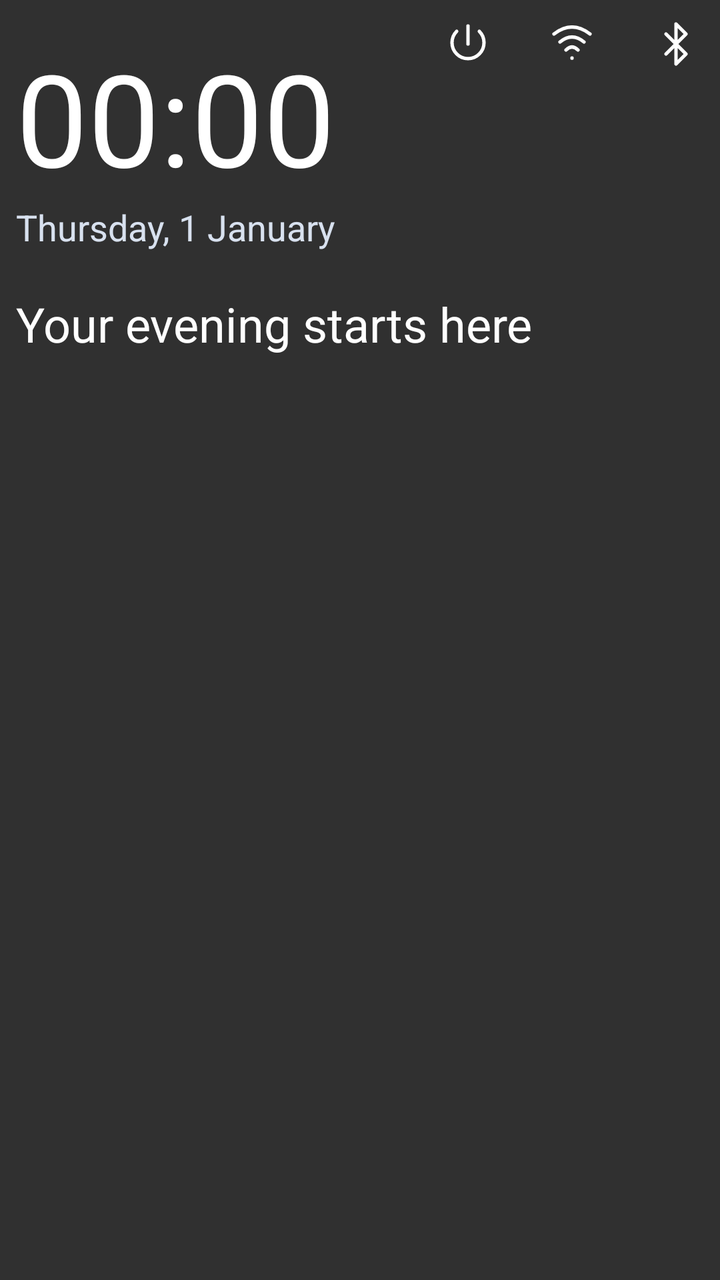
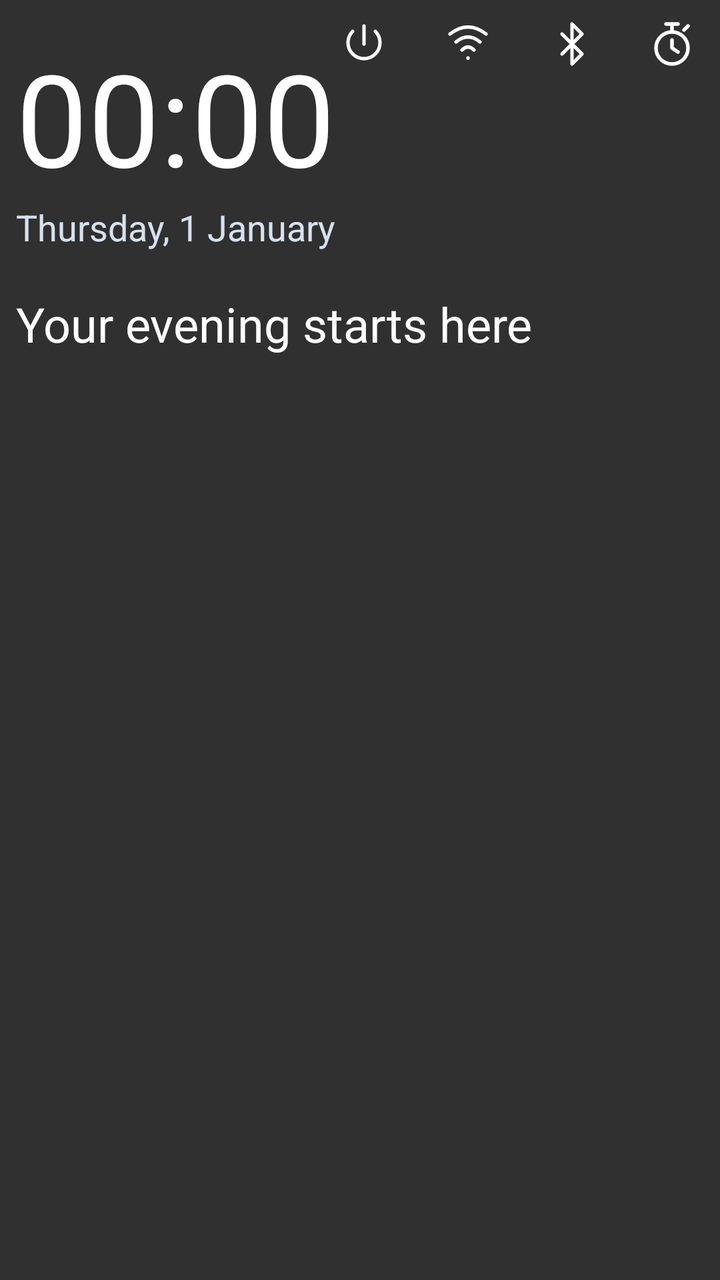

Screens rendered from an Android XML layout before and after an edit, with the pre-edit source and the edit as a unified diff.
<!-- AndroidManifest.xml: application theme android:Theme.Material.NoActionBar -->
<!-- res/layout/home_header.xml -->
<FrameLayout xmlns:android="http://schemas.android.com/apk/res/android" android:layout_width="match_parent" android:layout_height="wrap_content"><LinearLayout android:layout_width="match_parent" android:layout_height="wrap_content" android:orientation="vertical" android:paddingStart="@dimen/cd_content_inset" android:paddingTop="16dp" android:paddingBottom="32dp">
<TextClock android:id="@+id/home_time" android:layout_width="wrap_content" android:layout_height="wrap_content" android:format24Hour="HH:mm" android:format12Hour="HH:mm" android:textColor="#FFFFFF" android:textSize="64sp"/>
<TextClock android:id="@+id/home_date" android:layout_width="wrap_content" android:layout_height="wrap_content" android:format24Hour="EEEE, d MMMM" android:format12Hour="EEEE, d MMMM" android:textColor="#D8E1EF" android:textSize="18sp"/>
<TextView android:id="@+id/home_greeting" android:layout_width="wrap_content" android:layout_height="wrap_content" android:layout_marginTop="20dp" android:text="@string/greeting_evening" android:textColor="#FFFFFF" android:textSize="24sp"/>
</LinearLayout>
<LinearLayout android:layout_width="wrap_content" android:layout_height="44dp" android:layout_gravity="top|end" android:orientation="horizontal"><ImageButton android:id="@+id/home_sleep_timer" android:nextFocusLeft="@id/nav_home" android:nextFocusRight="@id/home_wifi" android:nextFocusUp="@id/home_sleep_timer" android:layout_width="44dp" android:layout_height="44dp" android:layout_marginEnd="8dp" android:padding="10dp" android:src="@drawable/ic_power" android:background="@drawable/nav_background" android:contentDescription="@string/sleep_now"/><ImageButton android:id="@+id/home_wifi" android:nextFocusUp="@id/home_wifi" android:nextFocusDown="@id/nav_home" android:nextFocusLeft="@id/home_sleep_timer" android:nextFocusRight="@id/home_bluetooth" android:layout_width="44dp" android:layout_height="44dp" android:padding="10dp" android:src="@drawable/ic_wifi" android:background="@drawable/nav_background" android:contentDescription="@string/wifi"/><ImageButton android:id="@+id/home_bluetooth" android:layout_width="44dp" android:layout_height="44dp" android:layout_marginStart="8dp" android:padding="10dp" android:src="@drawable/ic_bluetooth" android:background="@drawable/nav_background" android:contentDescription="@string/bluetooth" android:nextFocusLeft="@id/home_wifi" android:nextFocusRight="@id/home_bluetooth" android:nextFocusUp="@id/home_bluetooth"/></LinearLayout></FrameLayout>
<!-- resources referenced by this layout -->
<resources>
  <dimen name="cd_content_inset">8dp</dimen>
  <!-- drawable ic_bluetooth (drawable) -->
  <vector xmlns:android="http://schemas.android.com/apk/res/android" android:width="24dp" android:height="24dp" android:viewportWidth="24" android:viewportHeight="24"><path android:fillColor="@android:color/transparent" android:strokeColor="#FFFFFF" android:strokeWidth="1.7" android:strokeLineCap="round" android:strokeLineJoin="round" android:pathData="M7,7L17,17L12,22L12,2L17,7L7,17"/></vector>
  <!-- drawable ic_power (drawable) -->
  <vector xmlns:android="http://schemas.android.com/apk/res/android" android:width="24dp" android:height="24dp" android:viewportWidth="24" android:viewportHeight="24"><path android:fillColor="@android:color/transparent" android:strokeColor="#FFFFFF" android:strokeWidth="1.7" android:strokeLineCap="round" android:pathData="M12,3 L12,12 M6.35,5.65 A8,8 0,1 0,17.65 5.65"/></vector>
  <!-- drawable ic_wifi (drawable) -->
  <vector xmlns:android="http://schemas.android.com/apk/res/android" android:width="24dp" android:height="24dp" android:viewportWidth="24" android:viewportHeight="24"><path android:fillColor="@android:color/transparent" android:strokeColor="#FFFFFF" android:strokeWidth="1.7" android:strokeLineCap="round" android:strokeLineJoin="round" android:pathData="M3,7Q12,0 21,7 M6,11Q12,6 18,11 M9,15Q12,12 15,15 M12,19L12,19.1"/></vector>
  <!-- drawable nav_background (drawable) -->
  <selector xmlns:android="http://schemas.android.com/apk/res/android">
      <item android:state_focused="true"><shape><solid android:color="@color/cd_focus"/><stroke android:width="2dp" android:color="#C1DDFF"/><corners android:radius="14dp"/></shape></item>
      <item android:state_selected="true"><shape><solid android:color="#503E5E91"/><corners android:radius="14dp"/></shape></item>
      <item><shape><solid android:color="@android:color/transparent"/><corners android:radius="14dp"/></shape></item>
  </selector>
  <string name="bluetooth">Bluetooth</string>
  <string name="greeting_evening">"Your evening starts here"</string>
  <string name="sleep_now">Sleep now</string>
  <string name="wifi">"Network and Wi-Fi"</string>
  <color name="cd_focus">#3869B4</color>
</resources>

<!-- the commit's change to res/layout/home_header.xml (unified diff, before → after) -->
@@ -3,4 +3,9 @@
 <TextClock android:id="@+id/home_date" android:layout_width="wrap_content" android:layout_height="wrap_content" android:format24Hour="EEEE, d MMMM" android:format12Hour="EEEE, d MMMM" android:textColor="#D8E1EF" android:textSize="18sp"/>
 <TextView android:id="@+id/home_greeting" android:layout_width="wrap_content" android:layout_height="wrap_content" android:layout_marginTop="20dp" android:text="@string/greeting_evening" android:textColor="#FFFFFF" android:textSize="24sp"/>
 </LinearLayout>
-<LinearLayout android:layout_width="wrap_content" android:layout_height="44dp" android:layout_gravity="top|end" android:orientation="horizontal"><ImageButton android:id="@+id/home_sleep_timer" android:nextFocusLeft="@id/nav_home" android:nextFocusRight="@id/home_wifi" android:nextFocusUp="@id/home_sleep_timer" android:layout_width="44dp" android:layout_height="44dp" android:layout_marginEnd="8dp" android:padding="10dp" android:src="@drawable/ic_power" android:background="@drawable/nav_background" android:contentDescription="@string/sleep_now"/><ImageButton android:id="@+id/home_wifi" android:nextFocusUp="@id/home_wifi" android:nextFocusDown="@id/nav_home" android:nextFocusLeft="@id/home_sleep_timer" android:nextFocusRight="@id/home_bluetooth" android:layout_width="44dp" android:layout_height="44dp" android:padding="10dp" android:src="@drawable/ic_wifi" android:background="@drawable/nav_background" android:contentDescription="@string/wifi"/><ImageButton android:id="@+id/home_bluetooth" android:layout_width="44dp" android:layout_height="44dp" android:layout_marginStart="8dp" android:padding="10dp" android:src="@drawable/ic_bluetooth" android:background="@drawable/nav_background" android:contentDescription="@string/bluetooth" android:nextFocusLeft="@id/home_wifi" android:nextFocusRight="@id/home_bluetooth" android:nextFocusUp="@id/home_bluetooth"/></LinearLayout></FrameLayout>
+<LinearLayout android:layout_width="wrap_content" android:layout_height="44dp" android:layout_gravity="top|end" android:orientation="horizontal">
+<ImageButton android:id="@+id/home_power" android:nextFocusLeft="@id/nav_home" android:nextFocusRight="@id/home_wifi" android:nextFocusUp="@id/home_power" android:layout_width="44dp" android:layout_height="44dp" android:layout_marginEnd="8dp" android:padding="10dp" android:src="@drawable/ic_power" android:background="@drawable/nav_background" android:contentDescription="@string/sleep_now"/>
+<ImageButton android:id="@+id/home_wifi" android:nextFocusUp="@id/home_wifi" android:nextFocusDown="@id/nav_home" android:nextFocusLeft="@id/home_power" android:nextFocusRight="@id/home_bluetooth" android:layout_width="44dp" android:layout_height="44dp" android:padding="10dp" android:src="@drawable/ic_wifi" android:background="@drawable/nav_background" android:contentDescription="@string/wifi"/>
+<ImageButton android:id="@+id/home_bluetooth" android:layout_width="44dp" android:layout_height="44dp" android:layout_marginStart="8dp" android:padding="10dp" android:src="@drawable/ic_bluetooth" android:background="@drawable/nav_background" android:contentDescription="@string/bluetooth" android:nextFocusLeft="@id/home_wifi" android:nextFocusRight="@id/home_timer" android:nextFocusUp="@id/home_bluetooth"/>
+<TextView android:id="@+id/home_timer" android:layout_width="wrap_content" android:layout_height="44dp" android:minWidth="44dp" android:layout_marginStart="8dp" android:paddingStart="8dp" android:paddingEnd="8dp" android:gravity="center" android:fontFamily="monospace" android:textSize="14sp" android:textColor="@color/cd_text" android:drawableStart="@drawable/ic_sleep_timer" android:background="@drawable/nav_background" android:focusable="true" android:clickable="true" android:contentDescription="@string/sleep_timer" android:nextFocusLeft="@id/home_bluetooth" android:nextFocusRight="@id/home_timer" android:nextFocusUp="@id/home_timer"/>
+</LinearLayout></FrameLayout>
<!-- resource entries referenced after the edit -->
@@ -1,10 +1,13 @@
 <!-- resources referenced by this layout -->
 <resources>
+  <color name="cd_text">#FFFFFF</color>
   <dimen name="cd_content_inset">8dp</dimen>
   <!-- drawable ic_bluetooth (drawable) -->
   <vector xmlns:android="http://schemas.android.com/apk/res/android" android:width="24dp" android:height="24dp" android:viewportWidth="24" android:viewportHeight="24"><path android:fillColor="@android:color/transparent" android:strokeColor="#FFFFFF" android:strokeWidth="1.7" android:strokeLineCap="round" android:strokeLineJoin="round" android:pathData="M7,7L17,17L12,22L12,2L17,7L7,17"/></vector>
   <!-- drawable ic_power (drawable) -->
   <vector xmlns:android="http://schemas.android.com/apk/res/android" android:width="24dp" android:height="24dp" android:viewportWidth="24" android:viewportHeight="24"><path android:fillColor="@android:color/transparent" android:strokeColor="#FFFFFF" android:strokeWidth="1.7" android:strokeLineCap="round" android:pathData="M12,3 L12,12 M6.35,5.65 A8,8 0,1 0,17.65 5.65"/></vector>
+  <!-- drawable ic_sleep_timer (drawable) -->
+  <vector xmlns:android="http://schemas.android.com/apk/res/android" android:width="24dp" android:height="24dp" android:viewportWidth="24" android:viewportHeight="24"><path android:strokeColor="#FFFFFF" android:strokeWidth="1.8" android:strokeLineCap="round" android:strokeLineJoin="round" android:fillColor="@android:color/transparent" android:pathData="M9,2 L15,2 M12,2 L12,5 M18,5 L20,3 M12,6 A8,8 0,1 0,12,22 A8,8 0,1 0,12,6 M12,10 L12,14 L15,16"/></vector>
   <!-- drawable ic_wifi (drawable) -->
   <vector xmlns:android="http://schemas.android.com/apk/res/android" android:width="24dp" android:height="24dp" android:viewportWidth="24" android:viewportHeight="24"><path android:fillColor="@android:color/transparent" android:strokeColor="#FFFFFF" android:strokeWidth="1.7" android:strokeLineCap="round" android:strokeLineJoin="round" android:pathData="M3,7Q12,0 21,7 M6,11Q12,6 18,11 M9,15Q12,12 15,15 M12,19L12,19.1"/></vector>
   <!-- drawable nav_background (drawable) -->
@@ -16,6 +19,7 @@
   <string name="bluetooth">Bluetooth</string>
   <string name="greeting_evening">"Your evening starts here"</string>
   <string name="sleep_now">Sleep now</string>
+  <string name="sleep_timer">Sleep timer</string>
   <string name="wifi">"Network and Wi-Fi"</string>
   <color name="cd_focus">#3869B4</color>
 </resources>
